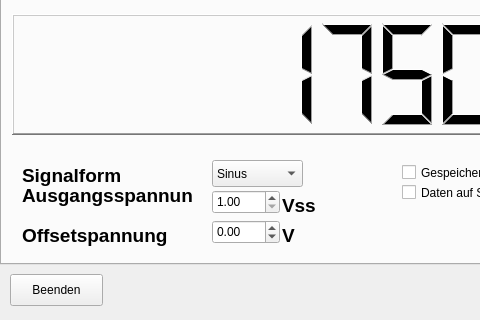
The window that LabConnect.ui (LabConnect/Interface) describes before a commit, drawn with Qt 5; both pictures show x 0 to 480 and y 142 to 462 of the 680 by 462 pixel window.
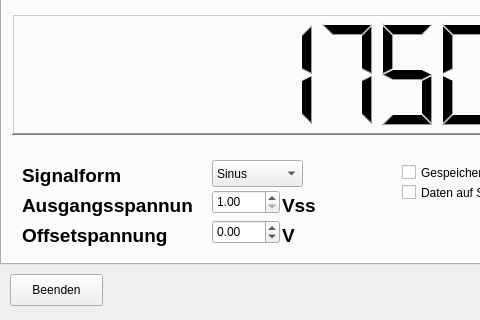
The same window after the commit.

Patch:
```diff
--- a/LabConnect.ui
+++ b/LabConnect.ui
@@ -193,7 +193,7 @@
       <property name="geometry">
        <rect>
         <x>20</x>
-        <y>260</y>
+        <y>270</y>
         <width>171</width>
         <height>31</height>
        </rect>
```
